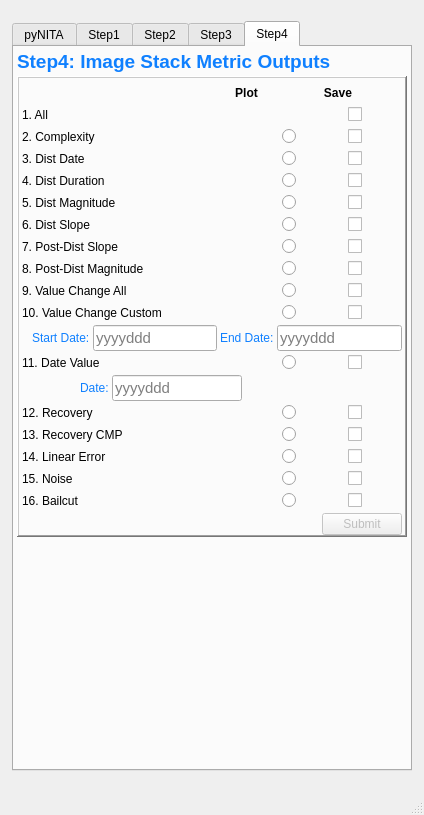
The window that pynita_ui/pynita_ui_data/ui_code_tab_v7.ui (malonzo47/pynita_GUI) describes before a commit, drawn with Qt 5.
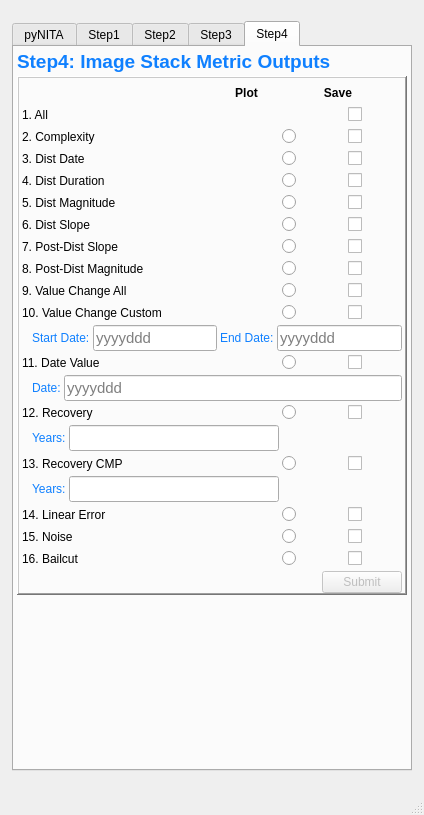
The same window after the commit. The open tabs and pages were chosen to show the change. Icons and pictures are not drawn.

Commit message: - progressbar revised - setting years on step 4 added

The edit to the form file:
```diff
--- a/pynita_ui/pynita_ui_data/ui_code_tab_v7.ui
+++ b/pynita_ui/pynita_ui_data/ui_code_tab_v7.ui
@@ -1605,7 +1605,7 @@
            <number>0</number>
           </property>
           <property name="textVisible">
-           <bool>false</bool>
+           <bool>true</bool>
           </property>
           <property name="textDirection">
            <enum>QProgressBar::TopToBottom</enum>
@@ -2000,7 +2000,7 @@
            <number>0</number>
           </property>
           <property name="textVisible">
-           <bool>false</bool>
+           <bool>true</bool>
           </property>
          </widget>
         </item>
@@ -2010,28 +2010,15 @@
        <attribute name="title">
         <string>Step4</string>
        </attribute>
-       <layout class="QGridLayout" name="gridLayout_32">
-        <item row="0" column="0">
+       <layout class="QVBoxLayout" name="verticalLayout">
+        <item>
          <widget class="QLabel" name="Step1_label_8">
           <property name="text">
            <string>&lt;html&gt;&lt;head/&gt;&lt;body&gt;&lt;p&gt;&lt;span style=&quot; font-size:14pt; font-weight:600; color:#0f80ff;&quot;&gt;Step4: Image Stack Metric Outputs&lt;/span&gt;&lt;/p&gt;&lt;/body&gt;&lt;/html&gt;</string>
           </property>
          </widget>
         </item>
-        <item row="3" column="0">
-         <spacer name="verticalSpacer_4">
-          <property name="orientation">
-           <enum>Qt::Vertical</enum>
-          </property>
-          <property name="sizeHint" stdset="0">
-           <size>
-            <width>20</width>
-            <height>40</height>
-           </size>
-          </property>
-         </spacer>
-        </item>
-        <item row="1" column="0">
+        <item>
          <widget class="QFrame" name="frame_10">
           <property name="sizePolicy">
            <sizepolicy hsizetype="Fixed" vsizetype="Preferred">
@@ -2845,7 +2832,14 @@
            </item>
            <item row="16" column="0">
             <layout class="QGridLayout" name="gridLayout_39">
-             <item row="0" column="4">
+             <item row="1" column="0">
+              <widget class="QLabel" name="label_30">
+               <property name="text">
+                <string>14. Linear Error</string>
+               </property>
+              </widget>
+             </item>
+             <item row="1" column="4">
               <widget class="QCheckBox" name="save14">
                <property name="sizePolicy">
                 <sizepolicy hsizetype="Fixed" vsizetype="Fixed">
@@ -2858,7 +2852,7 @@
                </property>
               </widget>
              </item>
-             <item row="0" column="5">
+             <item row="1" column="5">
               <spacer name="horizontalSpacer_36">
                <property name="orientation">
                 <enum>Qt::Horizontal</enum>
@@ -2874,7 +2868,7 @@
                </property>
               </spacer>
              </item>
-             <item row="0" column="3">
+             <item row="1" column="3">
               <spacer name="horizontalSpacer_37">
                <property name="orientation">
                 <enum>Qt::Horizontal</enum>
@@ -2890,14 +2884,7 @@
                </property>
               </spacer>
              </item>
-             <item row="0" column="0">
-              <widget class="QLabel" name="label_30">
-               <property name="text">
-                <string>14. Linear Error</string>
-               </property>
-              </widget>
-             </item>
-             <item row="0" column="2">
+             <item row="1" column="2">
               <widget class="QRadioButton" name="plot14">
                <property name="sizePolicy">
                 <sizepolicy hsizetype="Fixed" vsizetype="Fixed">
@@ -2910,6 +2897,60 @@
                </property>
               </widget>
              </item>
+             <item row="0" column="0">
+              <layout class="QGridLayout" name="gridLayout_51">
+               <item row="0" column="2">
+                <widget class="QLineEdit" name="Step4_RecoveryCMPYears">
+                 <property name="sizePolicy">
+                  <sizepolicy hsizetype="Expanding" vsizetype="Fixed">
+                   <horstretch>0</horstretch>
+                   <verstretch>0</verstretch>
+                  </sizepolicy>
+                 </property>
+                 <property name="font">
+                  <font>
+                   <pointsize>11</pointsize>
+                  </font>
+                 </property>
+                 <property name="toolTip">
+                  <string>&lt;html&gt;&lt;head/&gt;&lt;body&gt;&lt;p&gt;Enter the date for which you'd like to see the VI value at each pixel, in the form of yyyyddd. For example, &amp;quot;2015100&amp;quot;, for the 100th day of 2015&lt;/p&gt;&lt;/body&gt;&lt;/html&gt;</string>
+                 </property>
+                 <property name="toolTipDuration">
+                  <number>-1</number>
+                 </property>
+                 <property name="frame">
+                  <bool>true</bool>
+                 </property>
+                 <property name="placeholderText">
+                  <string/>
+                 </property>
+                </widget>
+               </item>
+               <item row="0" column="0">
+                <spacer name="horizontalSpacer_53">
+                 <property name="orientation">
+                  <enum>Qt::Horizontal</enum>
+                 </property>
+                 <property name="sizeType">
+                  <enum>QSizePolicy::Fixed</enum>
+                 </property>
+                 <property name="sizeHint" stdset="0">
+                  <size>
+                   <width>10</width>
+                   <height>20</height>
+                  </size>
+                 </property>
+                </spacer>
+               </item>
+               <item row="0" column="1">
+                <widget class="QLabel" name="label_45">
+                 <property name="text">
+                  <string>&lt;html&gt;&lt;head/&gt;&lt;body&gt;&lt;p&gt;&lt;span style=&quot; color:#0f80ff;&quot;&gt;Years:&lt;/span&gt;&lt;/p&gt;&lt;/body&gt;&lt;/html&gt;</string>
+                 </property>
+                </widget>
+               </item>
+              </layout>
+             </item>
             </layout>
            </item>
            <item row="17" column="0">
@@ -2983,29 +3024,6 @@
            </item>
            <item row="13" column="0">
             <layout class="QGridLayout" name="gridLayout_43">
-             <item row="0" column="3">
-              <spacer name="horizontalSpacer_42">
-               <property name="orientation">
-                <enum>Qt::Horizontal</enum>
-               </property>
-               <property name="sizeType">
-                <enum>QSizePolicy::Fixed</enum>
-               </property>
-               <property name="sizeHint" stdset="0">
-                <size>
-                 <width>160</width>
-                 <height>20</height>
-                </size>
-               </property>
-              </spacer>
-             </item>
-             <item row="0" column="1">
-              <widget class="QLabel" name="label_34">
-               <property name="text">
-                <string>&lt;html&gt;&lt;head/&gt;&lt;body&gt;&lt;p&gt;&lt;span style=&quot; color:#0f80ff;&quot;&gt;Date:&lt;/span&gt;&lt;/p&gt;&lt;/body&gt;&lt;/html&gt;</string>
-               </property>
-              </widget>
-             </item>
              <item row="0" column="2">
               <widget class="QLineEdit" name="Step4_DateValue">
                <property name="sizePolicy">
@@ -3033,14 +3051,24 @@
                </property>
               </widget>
              </item>
+             <item row="0" column="1">
+              <widget class="QLabel" name="label_34">
+               <property name="text">
+                <string>&lt;html&gt;&lt;head/&gt;&lt;body&gt;&lt;p&gt;&lt;span style=&quot; color:#0f80ff;&quot;&gt;Date:&lt;/span&gt;&lt;/p&gt;&lt;/body&gt;&lt;/html&gt;</string>
+               </property>
+              </widget>
+             </item>
              <item row="0" column="0">
               <spacer name="horizontalSpacer_44">
                <property name="orientation">
                 <enum>Qt::Horizontal</enum>
                </property>
+               <property name="sizeType">
+                <enum>QSizePolicy::Fixed</enum>
+               </property>
                <property name="sizeHint" stdset="0">
                 <size>
-                 <width>70</width>
+                 <width>10</width>
                  <height>20</height>
                 </size>
                </property>
@@ -3188,7 +3216,7 @@
            </item>
            <item row="15" column="0">
             <layout class="QGridLayout" name="gridLayout_38">
-             <item row="0" column="4">
+             <item row="1" column="4">
               <widget class="QCheckBox" name="save13">
                <property name="sizePolicy">
                 <sizepolicy hsizetype="Fixed" vsizetype="Fixed">
@@ -3201,57 +3229,111 @@
                </property>
               </widget>
              </item>
-             <item row="0" column="5">
-              <spacer name="horizontalSpacer_34">
-               <property name="orientation">
-                <enum>Qt::Horizontal</enum>
+             <item row="1" column="2">
+              <widget class="QRadioButton" name="plot13">
+               <property name="sizePolicy">
+                <sizepolicy hsizetype="Fixed" vsizetype="Fixed">
+                 <horstretch>0</horstretch>
+                 <verstretch>0</verstretch>
+                </sizepolicy>
                </property>
-               <property name="sizeType">
-                <enum>QSizePolicy::Fixed</enum>
+               <property name="text">
+                <string/>
                </property>
-               <property name="sizeHint" stdset="0">
-                <size>
-                 <width>40</width>
-                 <height>20</height>
-                </size>
-               </property>
-              </spacer>
+              </widget>
              </item>
-             <item row="0" column="3">
-              <spacer name="horizontalSpacer_35">
-               <property name="orientation">
-                <enum>Qt::Horizontal</enum>
-               </property>
-               <property name="sizeType">
-                <enum>QSizePolicy::Fixed</enum>
-               </property>
-               <property name="sizeHint" stdset="0">
-                <size>
-                 <width>49</width>
-                 <height>20</height>
-                </size>
-               </property>
-              </spacer>
-             </item>
-             <item row="0" column="0">
+             <item row="1" column="0">
               <widget class="QLabel" name="label_29">
                <property name="text">
                 <string>13. Recovery CMP</string>
                </property>
               </widget>
              </item>
-             <item row="0" column="2">
-              <widget class="QRadioButton" name="plot13">
-               <property name="sizePolicy">
-                <sizepolicy hsizetype="Fixed" vsizetype="Fixed">
-                 <horstretch>0</horstretch>
-                 <verstretch>0</verstretch>
-                </sizepolicy>
+             <item row="1" column="5">
+              <spacer name="horizontalSpacer_34">
+               <property name="orientation">
+                <enum>Qt::Horizontal</enum>
                </property>
-               <property name="text">
-                <string/>
+               <property name="sizeType">
+                <enum>QSizePolicy::Fixed</enum>
                </property>
-              </widget>
+               <property name="sizeHint" stdset="0">
+                <size>
+                 <width>40</width>
+                 <height>20</height>
+                </size>
+               </property>
+              </spacer>
+             </item>
+             <item row="1" column="3">
+              <spacer name="horizontalSpacer_35">
+               <property name="orientation">
+                <enum>Qt::Horizontal</enum>
+               </property>
+               <property name="sizeType">
+                <enum>QSizePolicy::Fixed</enum>
+               </property>
+               <property name="sizeHint" stdset="0">
+                <size>
+                 <width>49</width>
+                 <height>20</height>
+                </size>
+               </property>
+              </spacer>
+             </item>
+             <item row="0" column="0">
+              <layout class="QGridLayout" name="gridLayout_50">
+               <item row="0" column="1">
+                <widget class="QLabel" name="label_44">
+                 <property name="text">
+                  <string>&lt;html&gt;&lt;head/&gt;&lt;body&gt;&lt;p&gt;&lt;span style=&quot; color:#0f80ff;&quot;&gt;Years:&lt;/span&gt;&lt;/p&gt;&lt;/body&gt;&lt;/html&gt;</string>
+                 </property>
+                </widget>
+               </item>
+               <item row="0" column="0">
+                <spacer name="horizontalSpacer_51">
+                 <property name="orientation">
+                  <enum>Qt::Horizontal</enum>
+                 </property>
+                 <property name="sizeType">
+                  <enum>QSizePolicy::Fixed</enum>
+                 </property>
+                 <property name="sizeHint" stdset="0">
+                  <size>
+                   <width>10</width>
+                   <height>20</height>
+                  </size>
+                 </property>
+                </spacer>
+               </item>
+               <item row="0" column="2">
+                <widget class="QLineEdit" name="Step4_RecoveryYears">
+                 <property name="sizePolicy">
+                  <sizepolicy hsizetype="Expanding" vsizetype="Fixed">
+                   <horstretch>0</horstretch>
+                   <verstretch>0</verstretch>
+                  </sizepolicy>
+                 </property>
+                 <property name="font">
+                  <font>
+                   <pointsize>11</pointsize>
+                  </font>
+                 </property>
+                 <property name="toolTip">
+                  <string>&lt;html&gt;&lt;head/&gt;&lt;body&gt;&lt;p&gt;Enter the date for which you'd like to see the VI value at each pixel, in the form of yyyyddd. For example, &amp;quot;2015100&amp;quot;, for the 100th day of 2015&lt;/p&gt;&lt;/body&gt;&lt;/html&gt;</string>
+                 </property>
+                 <property name="toolTipDuration">
+                  <number>-1</number>
+                 </property>
+                 <property name="frame">
+                  <bool>true</bool>
+                 </property>
+                 <property name="placeholderText">
+                  <string/>
+                 </property>
+                </widget>
+               </item>
+              </layout>
              </item>
             </layout>
            </item>
@@ -3396,6 +3478,19 @@
           </layout>
          </widget>
         </item>
+        <item>
+         <spacer name="verticalSpacer_4">
+          <property name="orientation">
+           <enum>Qt::Vertical</enum>
+          </property>
+          <property name="sizeHint" stdset="0">
+           <size>
+            <width>20</width>
+            <height>40</height>
+           </size>
+          </property>
+         </spacer>
+        </item>
        </layout>
       </widget>
      </widget>
```
The commit also changes 4 other files.
